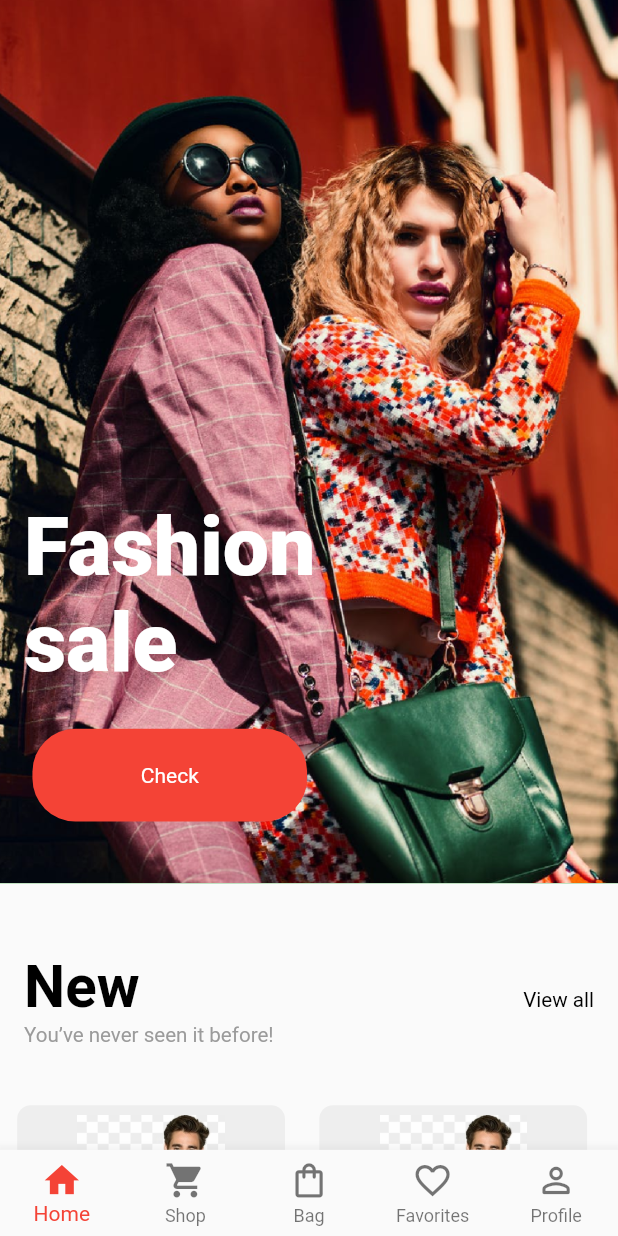
After one commit to yasirbscs2020/e_commerce_app_fashion_sale, a Flutter app: the screen it shows after launch, after a tap on "Dashboard", on a phone screen of 412 x 824 dp. The commit adds this screen. Run offline on Flutter 3.47's test engine with Material 2 defaults, Android fonts, the phone set to English and light mode, and no system bars; our stand-ins replace flutter_screenutil, image_picker.

Commit message:
working on dashboard screen

```diff
--- a/lib/constants/colors.dart
+++ b/lib/constants/colors.dart
@@ -2,6 +2,7 @@ import 'package:flutter/material.dart';
 
 class ColorPathConstants {
   static const Color greyColor = Color(0xff9B9B9B);
+  static const Color lightGrey = Color(0xffEEEEEE);
   static const Color whiteColor = Colors.white;
   static const Color redColor = Colors.red;
 }
--- a/lib/constants/consts_image_paths.dart
+++ b/lib/constants/consts_image_paths.dart
@@ -7,5 +7,6 @@ class ImagePathConstants {
   static const String visualSearchBackGrounImage =
       "assets/images/visual_search_background_pic.png";
   //dummy
-  static const String sliderDummyImage = "assets/dummy/slider_dummy_image.png";
+  static const String dashBoardDummy1 = "assets/dummy/dash_board_dummy1.png";
+  static const String dashBoardDummy2 = "assets/dummy/dashboard_dummy2.png";
 }
--- a/lib/core/route/routes.dart
+++ b/lib/core/route/routes.dart
@@ -2,6 +2,7 @@ import 'package:e_commerce_app_fashion_sale/core/route/routes_names.dart';
 import 'package:e_commerce_app_fashion_sale/ui/anonymous/forgot_password.dart';
 import 'package:e_commerce_app_fashion_sale/ui/anonymous/sign_up/sign_up_screen.dart';
 import 'package:e_commerce_app_fashion_sale/ui/common/visual_search/visual_search_screen.dart';
+import 'package:e_commerce_app_fashion_sale/ui/dashboard/dashboard_screen.dart';
 import 'package:flutter/material.dart';
 
 import '../../ui/Home/home_screen.dart';
@@ -14,6 +15,7 @@ Map<String, WidgetBuilder> getAppRoutes() {
     RoutesName.signup: (context) => const SignUpPage(),
     RoutesName.search: (context) => const VisualSearchPage(),
     RoutesName.forgotPassword: (context) => const ForgotPasswordPage(),
+    RoutesName.dashboard: (context) => const DashBoardPage(),
   };
 }
 
--- a/lib/core/route/routes_names.dart
+++ b/lib/core/route/routes_names.dart
@@ -4,4 +4,5 @@ class RoutesName {
   static const String signup = "/signup";
   static const String search = "/searchpage";
   static const String forgotPassword = "/forgot_password";
+  static const String dashboard = "/dashboard";
 }
--- a/lib/ui/Home/home_screen.dart
+++ b/lib/ui/Home/home_screen.dart
@@ -15,7 +15,20 @@ class HomePage extends StatelessWidget {
         crossAxisAlignment: CrossAxisAlignment.center,
         mainAxisAlignment: MainAxisAlignment.center,
         children: [
-          const Text("Home Page"),
+          // const Text("Home Page"),
+          CmsPrimaryButton(
+            text: "Dashboard",
+            color: ColorPathConstants.redColor,
+            textStyle: CmsTextStyle.getCustomTextStyle(
+              color: ColorPathConstants.whiteColor,
+              fontSize: 17,
+            ),
+            onButtonPressed: () {
+              Navigator.pushNamed(context, RoutesName.dashboard,
+                  arguments: LoginPageArguments("From Home Screen"));
+            },
+          ),
+          SizedBox(height: 10),
           CmsPrimaryButton(
             text: "LOGIN",
             color: ColorPathConstants.redColor,
--- /dev/null
+++ b/lib/ui/dashboard/dashboard_screen.dart
@@ -0,0 +1,68 @@
+import 'package:e_commerce_app_fashion_sale/ui/dashboard/home_screen.dart';
+import 'package:flutter/material.dart';
+import 'package:flutter_screenutil/flutter_screenutil.dart';
+
+class DashBoardPage extends StatefulWidget {
+  const DashBoardPage({Key? key}) : super(key: key);
+
+  @override
+  State<DashBoardPage> createState() => _DashBoardPageState();
+}
+
+class _DashBoardPageState extends State<DashBoardPage> {
+  var scaffoldKey = GlobalKey<ScaffoldState>();
+
+  int currentIndex = 0;
+
+  final pages = [
+    const HomePage1(),
+  ];
+
+  @override
+  Widget build(BuildContext context) {
+    return Scaffold(
+      body: pages[currentIndex],
+      bottomNavigationBar: BottomNavigationBar(
+        type: BottomNavigationBarType.fixed,
+        fixedColor: Colors.red,
+        items: [
+          BottomNavigationBarItem(
+              icon: Icon(
+                Icons.home,
+                size: 24.r,
+              ),
+              label: 'Home'),
+          BottomNavigationBarItem(
+              icon: Icon(
+                Icons.shopping_cart,
+                size: 24.r,
+              ),
+              label: 'Shop'),
+          BottomNavigationBarItem(
+              icon: Icon(
+                Icons.shopping_bag_outlined,
+                size: 24.r,
+              ),
+              label: 'Bag'),
+          BottomNavigationBarItem(
+              icon: Icon(
+                Icons.favorite_border,
+                size: 24.r,
+              ),
+              label: 'Favorites'),
+          BottomNavigationBarItem(
+              icon: Icon(
+                Icons.person_outline_rounded,
+                size: 24.r,
+              ),
+              label: 'Profile'),
+        ],
+        // onTap: (index) {
+        //   setState(() {
+        //     currentIndex = index;
+        //   });
+        // },
+      ),
+    );
+  }
+}
--- /dev/null
+++ b/lib/ui/dashboard/home_screen.dart
@@ -0,0 +1,100 @@
+import 'package:e_commerce_app_fashion_sale/constants/colors.dart';
+import 'package:e_commerce_app_fashion_sale/constants/consts_image_paths.dart';
+import 'package:e_commerce_app_fashion_sale/ui/dashboard/widget/new_product_card_widget.dart';
+import 'package:e_commerce_app_fashion_sale/widgets/common/buttons/cms_primary_button.dart';
+import 'package:e_commerce_app_fashion_sale/widgets/common/text_styles/cms_text_style.dart';
+import 'package:flutter/material.dart';
+import 'package:flutter_screenutil/flutter_screenutil.dart';
+
+class HomePage1 extends StatelessWidget {
+  const HomePage1({Key? key}) : super(key: key);
+
+  @override
+  Widget build(BuildContext context) {
+    return SafeArea(
+      child: Scaffold(
+        body: SingleChildScrollView(
+          child: Column(
+            children: [
+              Stack(
+                children: [
+                  Container(
+                    width: double.infinity,
+                    color: Colors.green,
+                    child: Image.asset(
+                      ImagePathConstants.dashBoardDummy1,
+                      fit: BoxFit.cover,
+                    ),
+                  ),
+                  Positioned(
+                    bottom: 32.h,
+                    child: Padding(
+                      padding:
+                          EdgeInsets.only(left: 14.w, top: 20.h, right: 14.h),
+                      child: Column(
+                        mainAxisAlignment: MainAxisAlignment.end,
+                        children: [
+                          Text("Fashion\nsale",
+                              style: CmsTextStyle.getCustomTextStyle(
+                                  fontSize: 48.sp,
+                                  fontWeight: FontWeight.w800,
+                                  color: ColorPathConstants.whiteColor)),
+                          SizedBox(height: 20.h),
+                          CmsPrimaryButton(
+                            height: 36.h,
+                            width: 160.w,
+                            text: "Check",
+                            color: ColorPathConstants.redColor,
+                            textStyle: CmsTextStyle.getCustomTextStyle(
+                                color: ColorPathConstants.whiteColor,
+                                fontSize: 14.sp),
+                            onButtonPressed: () {},
+                          ),
+                        ],
+                      ),
+                    ),
+                  ),
+                ],
+              ),
+              SizedBox(height: 33.h),
+              ListTile(
+                title: Text(
+                  "New",
+                  style: CmsTextStyle.getCustomTextStyle(
+                      fontSize: 34.sp, fontWeight: FontWeight.bold),
+                ),
+                subtitle: Text(
+                  "You’ve never seen it before!",
+                  style: CmsTextStyle.getCustomTextStyle(
+                      fontSize: 12.sp, color: ColorPathConstants.greyColor),
+                ),
+                trailing: Text(
+                  "View all",
+                  style: CmsTextStyle.getCustomTextStyle(fontSize: 12.sp),
+                ),
+              ),
+              SizedBox(height: 20.h),
+              SizedBox(
+                height: 230.h,
+                child: ListView.builder(
+                  scrollDirection: Axis.horizontal,
+                  shrinkWrap: true,
+                  itemCount: 10,
+                  itemBuilder: (context, index) {
+                    return Padding(
+                        padding: EdgeInsets.symmetric(horizontal: 10.w),
+                        child: Row(
+                          children: [
+                            NewProductCardHomeWidget(),
+                          ],
+                        ));
+                  },
+                ),
+              ),
+            ],
+          ),
+        ),
+      ),
+    );
+  }
+}
--- /dev/null
+++ b/lib/ui/dashboard/widget/new_product_card_widget.dart
@@ -0,0 +1,23 @@
+import 'package:e_commerce_app_fashion_sale/constants/colors.dart';
+import 'package:e_commerce_app_fashion_sale/constants/consts_image_paths.dart';
+import 'package:flutter/material.dart';
+import 'package:flutter_screenutil/flutter_screenutil.dart';
+
+class NewProductCardHomeWidget extends StatelessWidget {
+  const NewProductCardHomeWidget({Key? key}) : super(key: key);
+
+  @override
+  Widget build(BuildContext context) {
+    return Container(
+      height: 215.h,
+      width: 156.w,
+      padding: EdgeInsets.symmetric(vertical: 5.h, horizontal: 5.w),
+      decoration: BoxDecoration(
+          borderRadius: BorderRadius.circular(8.r),
+          color: ColorPathConstants.lightGrey),
+      child: Image.asset(
+        ImagePathConstants.dashBoardDummy2,
+      ),
+    );
+  }
+}
--- a/lib/widgets/common/buttons/cms_primary_button.dart
+++ b/lib/widgets/common/buttons/cms_primary_button.dart
@@ -27,7 +27,7 @@ class CmsPrimaryButton extends StatelessWidget {
       onTap: onButtonPressed,
       child: Container(
         height: 48.h,
-        width: double.infinity,
+        width: width,
         decoration: BoxDecoration(
             color: color,
             border: border,
```
Also changed, not shown: assets/dummy/dash_board_dummy1.png (added), assets/dummy/dashboard_dummy2.png (added), assets/dummy/slider_dummy_image.png (deleted).
